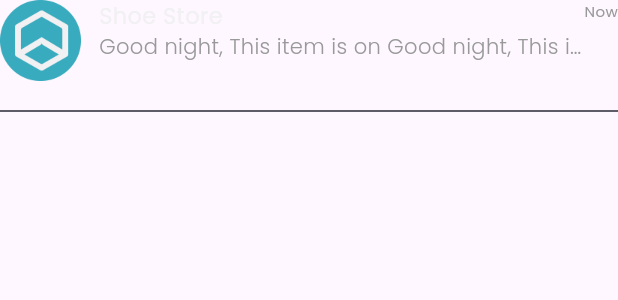
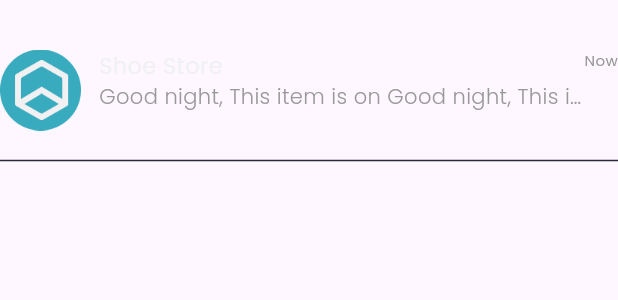
Before and after one commit to fachrulfaathir/ecomerce_flutter, a Flutter app: the ChatTile widget shown alone on an empty page, opened directly, on a phone screen of 412 x 824 dp. Shown: the top 300 px of the screen. Run offline on Flutter 3.47's test engine with Material 3 defaults, Android fonts, the phone set to English and light mode, and no system bars; our stand-ins replace google_fonts.

Commit message:
update tampilan chat

```diff
--- a/lib/main.dart
+++ b/lib/main.dart
@@ -1,3 +1,4 @@
+import 'package:ecomerce_flutter/pages/chat_detail_page.dart';
 import 'package:ecomerce_flutter/pages/home/chat_page.dart';
 import 'package:ecomerce_flutter/pages/home/home_page.dart';
 import 'package:ecomerce_flutter/pages/home/main_page.dart';
@@ -28,7 +29,8 @@ class MyApp extends StatelessWidget {
         '/home_page': (context) => const HomePage(),
         '/chat_page': (context) => const ChatPage(),
         '/wishlist_page': (context) => const WishlistPage(),
-        '/profile_page': (context) => const ProfilePage()
+        '/profile_page': (context) => const ProfilePage(),
+        '/detail-chat': (context) => const ChatDetailPage(),
       },
     );
   }
--- a/lib/pages/home/chat_page.dart
+++ b/lib/pages/home/chat_page.dart
@@ -18,10 +18,10 @@ class ChatPage extends StatelessWidget {
 
   Widget content(){
     return  Container(
-      margin: EdgeInsets.only(left: defaultMargin, right: defaultMargin, top: 33),
+      margin: EdgeInsets.only(left: defaultMargin, right: defaultMargin),
       child: Column(
         children: [
-          ChatTile()
+          ChatTile(),
         ],
       ),
     );
--- a/lib/pages/widget/chat_tile.dart
+++ b/lib/pages/widget/chat_tile.dart
@@ -6,7 +6,13 @@ class ChatTile extends StatelessWidget {
 
   @override
   Widget build(BuildContext context) {
-    return Column(
+    return GestureDetector(
+      onTap: () {
+          Navigator.pushNamed(context, '/detail-chat');
+        },
+      child: Container(
+        margin: EdgeInsets.only(top: 33),
+        child: Column(
           children: [
              Row(
               crossAxisAlignment: CrossAxisAlignment.start,
@@ -28,6 +34,8 @@ class ChatTile extends StatelessWidget {
             SizedBox(height: 12,),
             Divider(thickness: 1, color: Color(0xff2B2939),)
           ]
+        ),
+      ),
     );
   }
 }
```
Also changed, not shown: lib/pages/chat_detail_page.dart (added, +37 -0 lines). Lines whose indentation alone changed are shown as unchanged.
